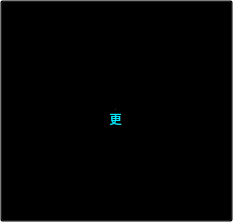
Before: the Qt Designer form DisplayTool/1280_800/QSecondBtn1_800.ui in mayunyong/ScreenShowTool, drawn with Qt 5.
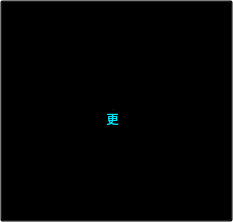
After: the same form once the commit is applied. Icons and pictures are not drawn.

Patch:
```diff
--- a/DisplayTool/1280_800/QSecondBtn1_800.ui
+++ b/DisplayTool/1280_800/QSecondBtn1_800.ui
@@ -20,7 +20,7 @@
   <widget class="QLabel" name="label_2">
    <property name="geometry">
     <rect>
-     <x>60</x>
+     <x>57</x>
      <y>110</y>
      <width>111</width>
      <height>61</height>
@@ -44,7 +44,7 @@
   <widget class="QLabel" name="label">
    <property name="geometry">
     <rect>
-     <x>80</x>
+     <x>78</x>
      <y>70</y>
      <width>71</width>
      <height>41</height>
```
Left out of the diff: 2 changed lines with no effect on the pictures.
